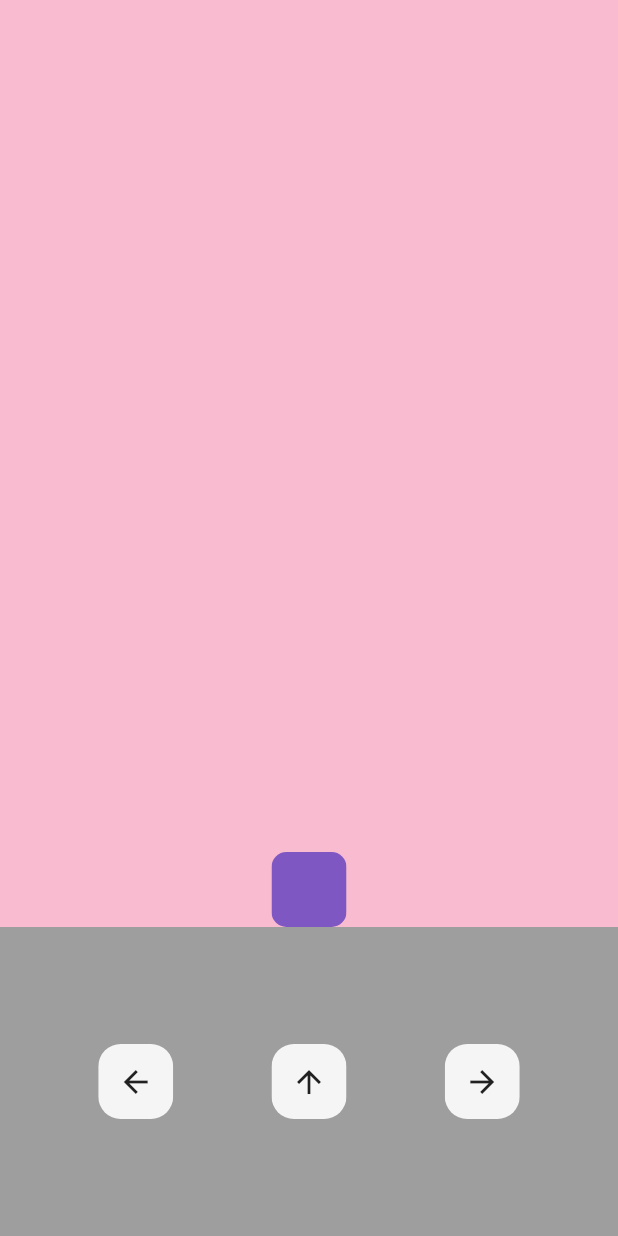
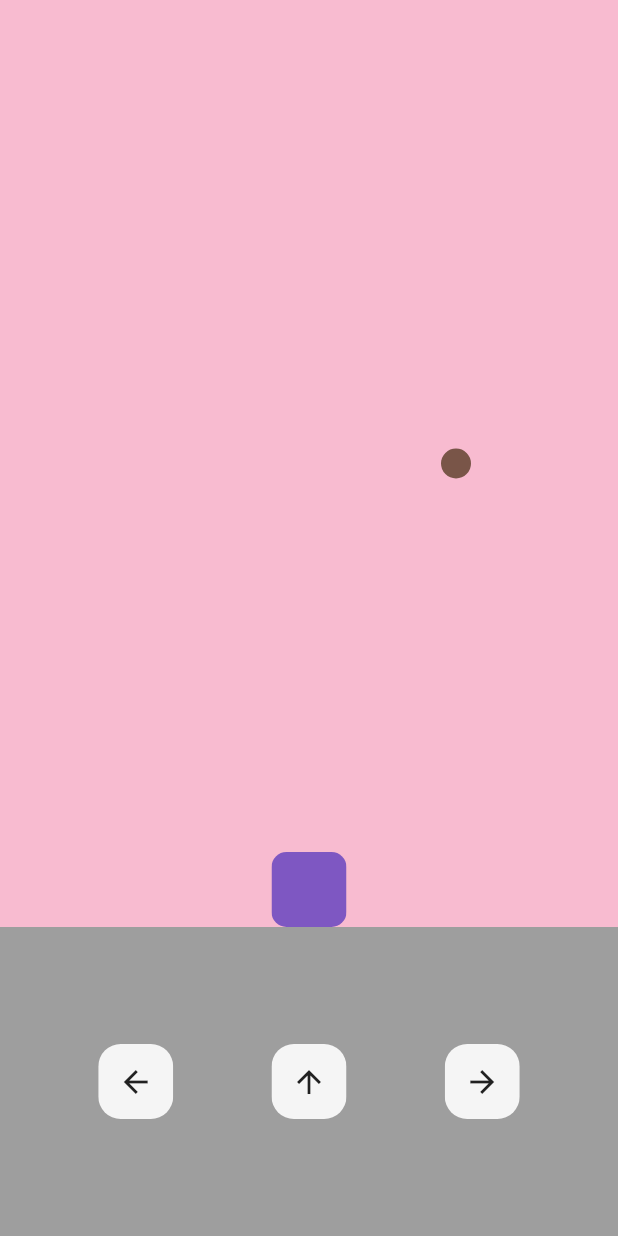
Before and after one commit to patrickkoszewski/bubble_trouble_game, a Flutter app: the screen it shows after launch, on a phone screen of 412 x 824 dp. Run offline on Flutter 3.47's test engine with Material 2 defaults, Android fonts, the light colour scheme and no system bars.

Commit message:
Create Ball Object

```diff
--- /dev/null
+++ b/lib/ball.dart
@@ -0,0 +1,23 @@
+import 'package:flutter/material.dart';
+
+class MyBall extends StatelessWidget {
+  final double ballX;
+  final double ballY;
+
+  MyBall({required this.ballX, required this.ballY});
+
+  @override
+  Widget build(BuildContext context) {
+    return Container(
+      alignment: Alignment(ballX, ballY),
+      child: Container(
+        width: 20,
+        height: 20,
+        decoration: const BoxDecoration(
+          shape: BoxShape.circle,
+          color: Colors.brown,
+        ),
+      ),
+    );
+  }
+}
--- a/lib/homepage.dart
+++ b/lib/homepage.dart
@@ -1,5 +1,6 @@
 import 'dart:async';
 
+import 'package:bubble_trouble_game/ball.dart';
 import 'package:bubble_trouble_game/button.dart';
 import 'package:bubble_trouble_game/missile.dart';
 import 'package:bubble_trouble_game/player.dart';
@@ -17,10 +18,14 @@ class _HomePageState extends State<HomePage> {
   // player variables
   static double playerX = 0;
 
-  //missile variables
+  // missile variables
   double missileX = playerX;
   double missileHeight = 10;
   bool midShot = false;
+
+  // ball variables
+  double ballX = 0.5;
+  double ballY = 0;
 
   // zapis playerX -= 0.1; == playerX = playerX - 0.1;
   // to not go of screen
@@ -105,6 +110,10 @@ class _HomePageState extends State<HomePage> {
               child: Center(
                 child: Stack(
                   children: [
+                    MyBall(
+                      ballX: ballX,
+                      ballY: ballY,
+                    ),
                     MyMissile(
                       height: missileHeight,
                       missileX: missileX,
```
